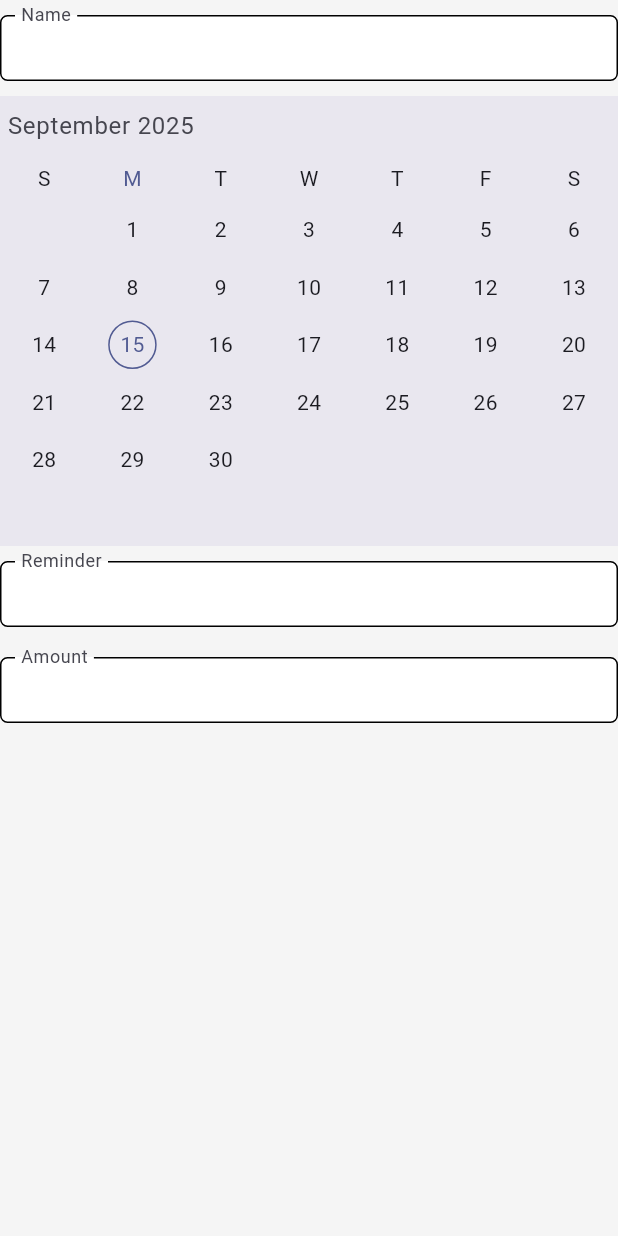
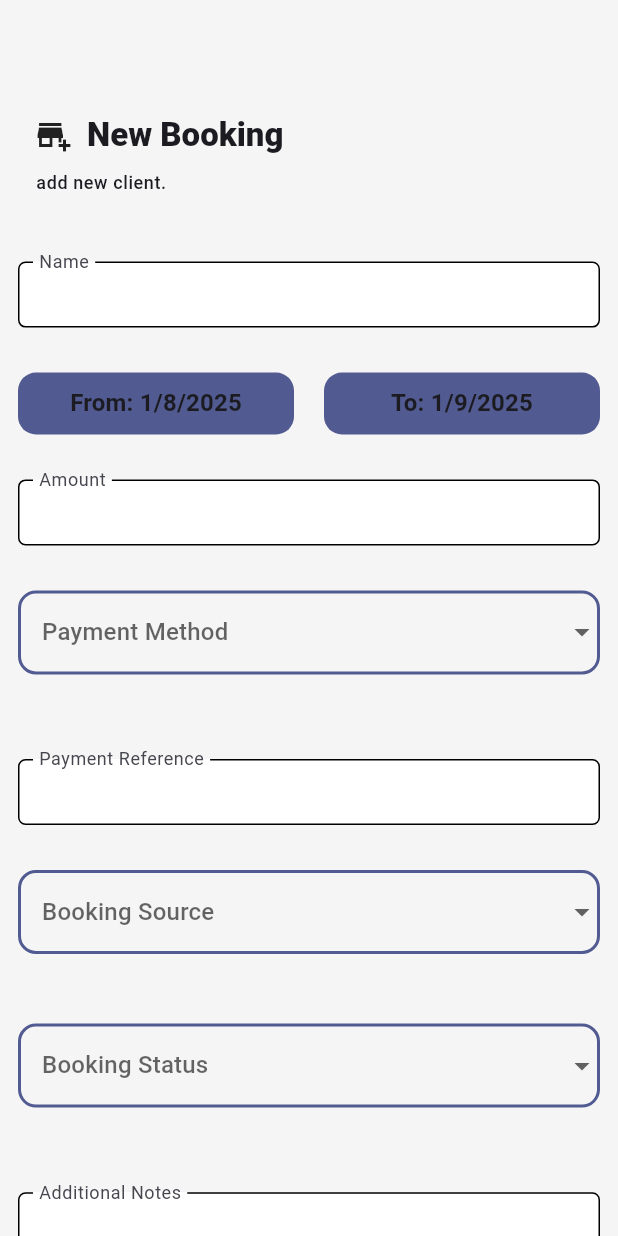
Before and after one commit to josephwatunu123/rental-finance-tracker, a Flutter app: the NewBooking screen opened by its route, on a phone screen of 412 x 824 dp. Run offline on Flutter 3.47's test engine with Material 3 defaults, Android fonts, the phone set to English and light mode, and no system bars; drawn by our look-alikes of syncfusion_flutter_datepicker; our stand-ins replace fl_chart, flutter_riverpod, flutter_speed_dial, go_router; missing offline and left inert: dart:ffi.

Commit message:
adding needed fields for new booking

```diff
--- a/lib/constants/app_constants.dart
+++ b/lib/constants/app_constants.dart
@@ -1,5 +1,28 @@
 
 //Visual constants
-double borderRadiusMain = 12;
-double borderRadiusSmall =8;
-double borderRadiusLarge = 16;
+const double borderRadiusMain = 12;
+const double borderRadiusSmall =8;
+const double borderRadiusLarge = 16;
+
+//Lists
+const List<String> bookingSources = [
+  'referral',
+  'airbnb',
+  'direct',
+  'booking.com'
+];
+const List<String> paymentMethods = [
+  'MPESA',
+  'Bank',
+  'Cash',
+  'App',
+  'Other'
+];
+const List<String> bookingStatus = [
+  'confirmed',
+  'pending',
+  'partial',
+];
+const List<String> apartments = [
+  'City Oasis',
+];
--- a/lib/features/booking/presentation/new_booking.dart
+++ b/lib/features/booking/presentation/new_booking.dart
@@ -1,5 +1,9 @@
 import 'package:flutter/material.dart';
+import 'package:rental_finance_tracker/constants/app_constants.dart';
 import 'package:rental_finance_tracker/constants/text_fields.dart';
+import 'package:rental_finance_tracker/global/widgets/custom_button.dart';
+import 'package:rental_finance_tracker/global/widgets/custom_drop_down.dart';
+import 'package:rental_finance_tracker/global/widgets/title_bar.dart';
 import 'package:syncfusion_flutter_datepicker/datepicker.dart';
 
 class NewBooking extends StatefulWidget {
@@ -10,31 +14,130 @@ class NewBooking extends StatefulWidget {
 }
 
 class _NewBookingState extends State<NewBooking> {
+  DateTimeRange dateTimeRange = DateTimeRange(
+      start: DateTime(2025,08,01),
+      end: DateTime(2025,09,01));
   @override
   Widget build(BuildContext context) {
+    final start = dateTimeRange.start;
+    final end = dateTimeRange.end;
     return Scaffold(
       body: SingleChildScrollView(
+        child: Padding(
+          padding: const EdgeInsets.all(12.0),
           child: Column(
+            spacing: 20,
             children: [
+              const SizedBox(height: 30,),
+              TitleBar(
+                  title: "New Booking",
+                  icon: Icons.add_business_sharp,
+                subtitle: 'add new client.',
+              ),
               CustomInputField(
                 label: 'Name',
 
               ),
-            SfDateRangePicker(
+              Row(
+                mainAxisAlignment: MainAxisAlignment.spaceBetween,
+                spacing: 20,
+                children: [
+                  Flexible(
+                      child: CustomButton(
+                        title: 'From: ${start.day}/${start.month}/${start.year}',
+                          onTap: pickDateRange,
+                      ),
+
+                  ),
+                  Flexible(
+                    child: CustomButton(
+                      title: 'To: ${end.day}/${end.month}/${end.year}',
+                      onTap: pickDateRange,
+                    ),
+
+                  ),
+                ],
+              ),
+              CustomInputField(
+                label: 'Amount',
+                inputType: TextInputType.number,
+
+              ),
+              CustomDropDown(
+                  hint: 'Payment Method',
+                  isFullWidth: true,
+                  items: paymentMethods,
+                  onChanged: (val){}
+              ),
+              CustomInputField(
+                label: 'Payment Reference',
+
+              ),
+              CustomDropDown(
+                  hint: 'Booking Source',
+                  isFullWidth: true,
+                  items: paymentMethods,
+                  onChanged: (val){}
+              ),
+              CustomDropDown(
+                  hint: 'Booking Status',
+                  isFullWidth: true,
+                  items: paymentMethods,
+                  onChanged: (val){}
+              ),
+              CustomInputField(
+                label: 'Additional Notes',
 
               ),
               CustomInputField(
                 label: 'Reminder',
 
               ),
-            CustomInputField(
-              label: 'Amount',
-              inputType: TextInputType.number,
-
+              CustomButton(title: 'Create Booking', onTap: (){},)
+            ],
           ),
-          ],
         ),
       ),
     );
   }
+
+
+  Future<void> pickDateRange() async {
+    await showDialog(
+      context: context,
+      builder: (context) {
+        return AlertDialog(
+          title: const Text("Select Date Range"),
+          content: SizedBox(
+            height: 300,
+            width: 400,
+            child: SfDateRangePicker(
+              selectionMode: DateRangePickerSelectionMode.range,
+              initialSelectedRange: PickerDateRange(
+                dateTimeRange.start,
+                dateTimeRange.end,
+              ),
+              onSelectionChanged: (DateRangePickerSelectionChangedArgs args) {
+                if (args.value is PickerDateRange) {
+                  final range = args.value as PickerDateRange;
+                  setState(() {
+                    dateTimeRange = DateTimeRange(
+                      start: range.startDate ?? dateTimeRange.start,
+                      end: range.endDate ?? dateTimeRange.end,
+                    );
+                  });
                 }
+              },
+            ),
+          ),
+          actions: [
+            TextButton(
+              onPressed: () => Navigator.pop(context),
+              child: const Text("Done"),
+            )
+          ],
+        );
+      },
+    );
+  }
+}
--- a/lib/features/home/presentation/home_page.dart
+++ b/lib/features/home/presentation/home_page.dart
@@ -108,12 +108,12 @@ class _HomePageState extends State<HomePage> {
           children: [
             SpeedDialChild(
               backgroundColor: theme.primaryColor,
-              child: Icon(Icons.create,color: Colors.white,),
+              child: Icon(Icons.king_bed,color: Colors.white,),
               onTap: ()=>context.goNamed('newBookings')
             ),
             SpeedDialChild(
                 backgroundColor: theme.primaryColor.withAlpha(200),
-                child: Icon(Icons.payments,color: Colors.white,),
+                child: Icon(Icons.request_page,color: Colors.white,),
                 onTap: (){}
             ),
           ],
--- /dev/null
+++ b/lib/global/widgets/custom_button.dart
@@ -0,0 +1,26 @@
+import 'package:flutter/cupertino.dart';
+import 'package:flutter/material.dart';
+
+class CustomButton extends StatelessWidget {
+  final String title;
+  final GestureTapCallback onTap;
+  const CustomButton({super.key, required this.title, required this.onTap});
+  @override
+  Widget build(BuildContext context) {
+    final size = MediaQuery.of(context).size;
+    final theme = Theme.of(context);
+    return GestureDetector(
+      onTap: onTap,
+      child: Container(
+        width: size.width *0.5,
+        height: size.width *0.1,
+        alignment: Alignment.center,
+        decoration: BoxDecoration(
+          color: theme.primaryColor,
+          borderRadius: BorderRadius.circular(12),
+        ),
+        child: Text(title, style: theme.textTheme.titleMedium?.copyWith(fontWeight: FontWeight.w700),),
+      ),
+    );
+  }
+}
--- /dev/null
+++ b/lib/global/widgets/custom_drop_down.dart
@@ -0,0 +1,61 @@
+import 'package:flutter/material.dart';
+
+class CustomDropDown extends StatefulWidget {
+  final List? items;
+  final Function(String?) onChanged;
+  final bool isFullWidth;
+  final double? width;
+  final String hint;
+  const CustomDropDown({super.key, required this.items, required this.onChanged, this.isFullWidth=false, this.width, required this.hint});
+
+  @override
+  State<CustomDropDown> createState() => _CustomDropDownState();
+}
+
+class _CustomDropDownState extends State<CustomDropDown> {
+  String? selectedItem;
+
+  @override
+  void initState() {
+    super.initState();
+    if (widget.items!.isNotEmpty) {
+      selectedItem = widget.items?.first;
+    }
+  }
+
+  @override
+  Widget build(BuildContext context) {
+    final size = MediaQuery.of(context).size;
+    final theme = Theme.of(context);
+    final calculatedWidth = widget.isFullWidth
+        ? double.infinity
+        : (widget.width != null && widget.width! > 0)
+        ? size.width * widget.width!
+        : size.width * 0.5;
+    return SizedBox(
+      width:  calculatedWidth ,
+      height: size.height * 0.1,
+      child: DropdownButtonFormField<String>(
+        decoration: InputDecoration(
+          enabledBorder: OutlineInputBorder(
+            borderRadius: BorderRadius.circular(12),
+            borderSide: BorderSide(width: 2, color:theme.primaryColor )
+          )
+        ),
+          hint: Text(widget.hint),
+          items: widget.items?.map((item)=>
+              DropdownMenuItem<String>(
+                value: item,
+                  child: Text(item)
+              )
+          ).toList(),
+        onChanged: (item) {
+          setState(() {
+            selectedItem = item;
+          });
+          widget.onChanged(item);
+        },
+      ),
+    );
+  }
+}
--- /dev/null
+++ b/lib/global/widgets/title_bar.dart
@@ -0,0 +1,66 @@
+import 'dart:ffi';
+
+import 'package:flutter/cupertino.dart';
+import 'package:flutter/material.dart';
+import 'package:rental_finance_tracker/constants/app_constants.dart';
+
+class TitleBar extends StatelessWidget {
+  final IconData? icon;
+  final String?title;
+  final String? subtitle;
+  final Color? backgroundColor;
+  final List<Color>? gradientColors;
+  final double? borderWidth;
+  final double? newBorderRadius;
+  final bool hasBorders;
+  const TitleBar({
+    super.key,
+    this.icon,
+    required this.title,
+    this.subtitle,
+    this.backgroundColor,
+    this.gradientColors,
+    this.newBorderRadius,
+    this.hasBorders=false,
+    this.borderWidth
+  });
+
+  @override
+  Widget build(BuildContext context) {
+    final size = MediaQuery.of(context).size;
+    final theme = Theme.of(context);
+    return Container(
+      alignment: Alignment.centerLeft,
+      width: double.infinity,
+      padding: EdgeInsets.all(12),
+      height: size.height * 0.1,
+      decoration: BoxDecoration(
+        color: backgroundColor?.withAlpha(300),
+        borderRadius: BorderRadius.all(
+            Radius.circular(
+                newBorderRadius ?? 12
+            )
+        ),
+       border: hasBorders ? Border.all(
+         width: borderWidth ?? 0.01
+       ) : null
+
+      ),
+      child: Column(
+        mainAxisAlignment: MainAxisAlignment.center,
+        crossAxisAlignment: CrossAxisAlignment.start,
+        spacing: 10,
+        children: [
+          Row(
+            spacing: 10,
+            children: [
+              Icon(icon),
+              Text(title ?? "--", style: theme.textTheme.titleLarge?.copyWith(fontWeight: FontWeight.w800),),
+            ],
+          ),
+          Text(subtitle ?? "", style: theme.textTheme.bodySmall?.copyWith(fontWeight: FontWeight.w500),),
+        ],
+      ),
+    );
+  }
+}
```
Lines whose indentation alone changed are shown as unchanged.
